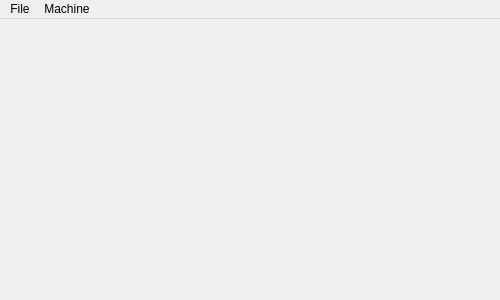
This is examples/mini/mini.ui in kcjengr/qtpyvcp as Qt 5 draws it before an edit. The edited form follows.
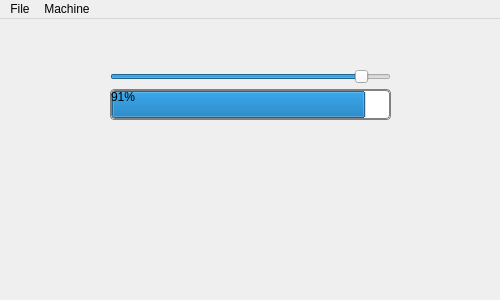
This is the edited form. Custom widgets are drawn as their Qt base class.

Commit message: widgets: add a start at a load meter

```diff
--- a/examples/mini/mini.ui
+++ b/examples/mini/mini.ui
@@ -13,7 +13,81 @@
   <property name="windowTitle">
    <string>Form</string>
   </property>
-  <widget class="QWidget" name="centralwidget"/>
+  <property name="promptAtExit" stdset="0">
+   <bool>false</bool>
+  </property>
+  <widget class="QWidget" name="centralwidget">
+   <widget class="QSlider" name="horizontalSlider">
+    <property name="geometry">
+     <rect>
+      <x>110</x>
+      <y>50</y>
+      <width>281</width>
+      <height>16</height>
+     </rect>
+    </property>
+    <property name="maximum">
+     <number>120</number>
+    </property>
+    <property name="value">
+     <number>110</number>
+    </property>
+    <property name="orientation">
+     <enum>Qt::Horizontal</enum>
+    </property>
+   </widget>
+   <widget class="QWidget" name="widget" native="true">
+    <property name="geometry">
+     <rect>
+      <x>110</x>
+      <y>70</y>
+      <width>281</width>
+      <height>31</height>
+     </rect>
+    </property>
+    <property name="styleSheet">
+     <string notr="true">QWidget{
+border-style: solid;
+border-color: grey;
+border-width: 1px;
+border-radius: 4px;
+}</string>
+    </property>
+    <layout class="QHBoxLayout" name="horizontalLayout" stretch="0">
+     <property name="spacing">
+      <number>1</number>
+     </property>
+     <property name="leftMargin">
+      <number>1</number>
+     </property>
+     <property name="topMargin">
+      <number>1</number>
+     </property>
+     <property name="rightMargin">
+      <number>1</number>
+     </property>
+     <property name="bottomMargin">
+      <number>1</number>
+     </property>
+     <item>
+      <widget class="LoadMeter" name="loadmeter">
+       <property name="sizePolicy">
+        <sizepolicy hsizetype="Expanding" vsizetype="Expanding">
+         <horstretch>0</horstretch>
+         <verstretch>0</verstretch>
+        </sizepolicy>
+       </property>
+       <property name="maximum">
+        <number>120</number>
+       </property>
+       <property name="value">
+        <number>110</number>
+       </property>
+      </widget>
+     </item>
+    </layout>
+   </widget>
+  </widget>
   <widget class="QMenuBar" name="menuBar">
    <property name="geometry">
     <rect>
@@ -74,6 +148,11 @@
    <header>QtPyVCP.widgets.form_widgets.main_window</header>
    <container>1</container>
   </customwidget>
+  <customwidget>
+   <class>LoadMeter</class>
+   <extends>QProgressBar</extends>
+   <header>QtPyVCP.widgets.display_widgets.load_meter</header>
+  </customwidget>
  </customwidgets>
  <resources/>
  <connections/>
```
Left out of the diff: 19 changed lines with no effect on the pictures. The commit also changes 2 other files.
